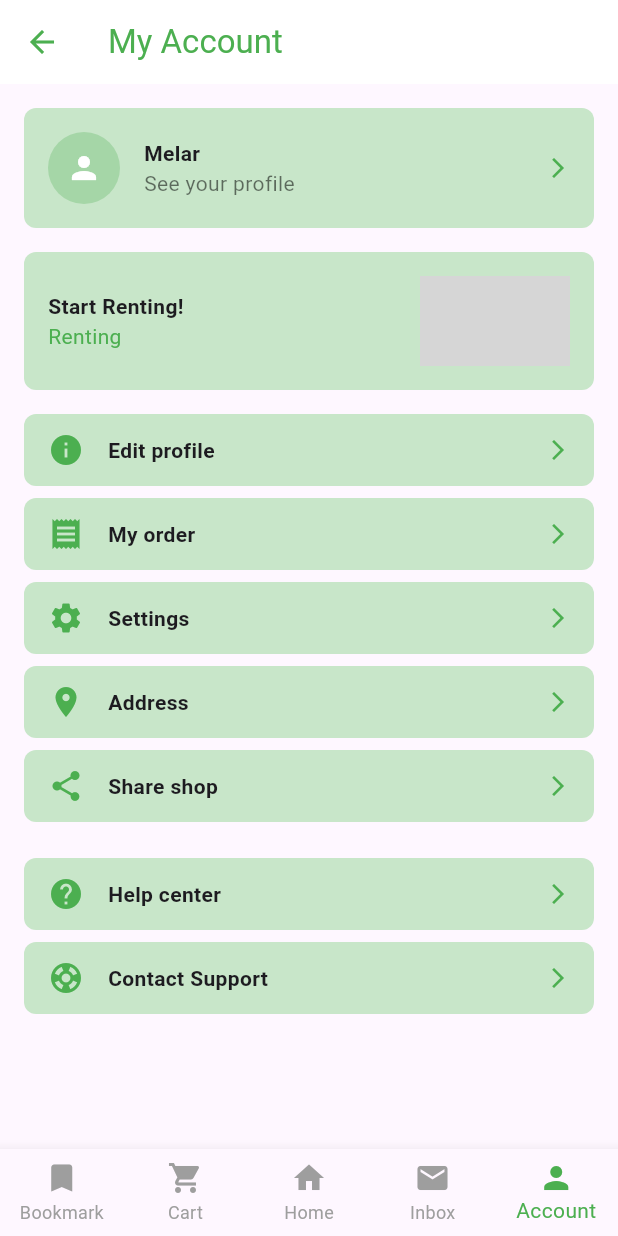
After one commit to muhamadazz/MelarFrontend, a Flutter app: the AccountPage screen opened directly, on a phone screen of 412 x 824 dp. The commit adds this screen. Run offline on Flutter 3.47's test engine with Material 3 defaults, Android fonts, the light colour scheme and no system bars; grey boxes are pictures that could not be loaded.

Commit message:
tambah account page

```diff
--- /dev/null
+++ b/lib/main_app/account_page.dart
@@ -0,0 +1,195 @@
+import 'package:flutter/material.dart';
+import 'bookmark_page.dart';
+import 'cart_page.dart';
+import 'home_page.dart';
+import 'notification_page.dart';
+
+class AccountPage extends StatelessWidget {
+  const AccountPage({Key? key}) : super(key: key);
+
+  @override
+  Widget build(BuildContext context) {
+    return Scaffold(
+      appBar: AppBar(
+        title: const Text('My Account', style: TextStyle(color: Colors.green)),
+        backgroundColor: Colors.white,
+        elevation: 0,
+        leading: IconButton(
+          icon: const Icon(Icons.arrow_back, color: Colors.green),
+          onPressed: () {
+            Navigator.pushReplacement(
+              context,
+              MaterialPageRoute(builder: (context) => const HomePage()),
+            );
+          },
+        ),
+      ),
+      body: SingleChildScrollView(
+        child: Padding(
+          padding: const EdgeInsets.all(16.0),
+          child: Column(
+            crossAxisAlignment: CrossAxisAlignment.start,
+            children: [
+              _buildProfileCard(context),
+              const SizedBox(height: 16),
+              _buildRentingSection(context),
+              const SizedBox(height: 16),
+              _buildMenuOptions(context),
+              const SizedBox(height: 16),
+              _buildSupportOptions(context),
+            ],
+          ),
+        ),
+      ),
+      bottomNavigationBar: BottomNavigationBar(
+        currentIndex: 4, // Index untuk halaman Account
+        selectedItemColor: Colors.green,
+        unselectedItemColor: Colors.grey,
+        type: BottomNavigationBarType.fixed,
+        onTap: (index) {
+          if (index == 0) {
+            Navigator.pushReplacement(
+              context,
+              MaterialPageRoute(builder: (context) => const BookmarkPage()),
+            );
+          } else if (index == 1) {
+            Navigator.pushReplacement(
+              context,
+              MaterialPageRoute(builder: (context) => const CartPage()),
+            );
+          } else if (index == 2) {
+            Navigator.pushReplacement(
+              context,
+              MaterialPageRoute(builder: (context) => const HomePage()),
+            );
+          } else if (index == 3) {
+            Navigator.pushReplacement(
+                context,
+                MaterialPageRoute(builder: (context) => const NotificationPage()),
+            );
+          } else if (index == 4) {
+            // Tetap di halaman Account
+          }
+        },
+        items: const [
+          BottomNavigationBarItem(icon: Icon(Icons.bookmark), label: 'Bookmark'),
+          BottomNavigationBarItem(icon: Icon(Icons.shopping_cart), label: 'Cart'),
+          BottomNavigationBarItem(icon: Icon(Icons.home), label: 'Home'),
+          BottomNavigationBarItem(icon: Icon(Icons.mail), label: 'Inbox'),
+          BottomNavigationBarItem(icon: Icon(Icons.person), label: 'Account'),
+        ],
+      ),
+    );
+  }
+
+  Widget _buildProfileCard(BuildContext context) {
+    return Container(
+      padding: const EdgeInsets.all(16.0),
+      decoration: BoxDecoration(
+        color: Colors.green.shade100,
+        borderRadius: BorderRadius.circular(8.0),
+      ),
+      child: Row(
+        mainAxisAlignment: MainAxisAlignment.spaceBetween,
+        children: [
+          Row(
+            children: [
+              CircleAvatar(
+                radius: 24,
+                backgroundColor: Colors.green.shade200,
+                child: const Icon(Icons.person, color: Colors.white),
+              ),
+              const SizedBox(width: 16),
+              Column(
+                crossAxisAlignment: CrossAxisAlignment.start,
+                children: const [
+                  Text('Melar', style: TextStyle(fontWeight: FontWeight.bold)),
+                  Text('See your profile', style: TextStyle(color: Colors.black54)),
+                ],
+              ),
+            ],
+          ),
+          const Icon(Icons.arrow_forward_ios, size: 16, color: Colors.green),
+        ],
+      ),
+    );
+  }
+
+  Widget _buildRentingSection(BuildContext context) {
+    return Container(
+      padding: const EdgeInsets.all(16.0),
+      decoration: BoxDecoration(
+        color: Colors.green.shade100,
+        borderRadius: BorderRadius.circular(8.0),
+      ),
+      child: Row(
+        mainAxisAlignment: MainAxisAlignment.spaceBetween,
+        children: [
+          Column(
+            crossAxisAlignment: CrossAxisAlignment.start,
+            children: const [
+              Text('Start Renting!', style: TextStyle(fontWeight: FontWeight.bold)),
+              Text('Renting', style: TextStyle(color: Colors.green)),
+            ],
+          ),
+          Container(
+            height: 60,
+            width: 100,
+            decoration: BoxDecoration(
+              borderRadius: BorderRadius.circular(8.0),
+              image: const DecorationImage(
+                image: AssetImage('assets/camping.jpg'), // Replace with actual image path
+                fit: BoxFit.cover,
+              ),
+            ),
+          ),
+        ],
+      ),
+    );
+  }
+
+  Widget _buildMenuOptions(BuildContext context) {
+    return Column(
+      children: [
+        _buildMenuItem('Edit profile', Icons.info),
+        _buildMenuItem('My order', Icons.receipt),
+        _buildMenuItem('Settings', Icons.settings),
+        _buildMenuItem('Address', Icons.location_on),
+        _buildMenuItem('Share shop', Icons.share),
+      ],
+    );
+  }
+
+  Widget _buildSupportOptions(BuildContext context) {
+    return Column(
+      children: [
+        _buildMenuItem('Help center', Icons.help),
+        _buildMenuItem('Contact Support', Icons.support),
+      ],
+    );
+  }
+
+  Widget _buildMenuItem(String title, IconData icon) {
+    return Container(
+      margin: const EdgeInsets.only(bottom: 8.0),
+      padding: const EdgeInsets.symmetric(vertical: 12.0, horizontal: 16.0),
+      decoration: BoxDecoration(
+        color: Colors.green.shade100,
+        borderRadius: BorderRadius.circular(8.0),
+      ),
+      child: Row(
+        mainAxisAlignment: MainAxisAlignment.spaceBetween,
+        children: [
+          Row(
+            children: [
+              Icon(icon, color: Colors.green),
+              const SizedBox(width: 16),
+              Text(title, style: const TextStyle(fontWeight: FontWeight.bold)),
+            ],
+          ),
+          const Icon(Icons.arrow_forward_ios, size: 16, color: Colors.green),
+        ],
+      ),
+    );
+  }
+}
--- a/lib/main_app/bookmark_page.dart
+++ b/lib/main_app/bookmark_page.dart
@@ -2,6 +2,7 @@ import 'package:flutter/material.dart';
 import 'cart_page.dart';
 import 'home_page.dart';
 import 'notification_page.dart';
+import 'account_page.dart';
 
 class BookmarkPage extends StatelessWidget {
   const BookmarkPage({Key? key}) : super(key: key);
@@ -171,6 +172,12 @@ class BookmarkPage extends StatelessWidget {
                 MaterialPageRoute(builder: (context) => const NotificationPage()),
               );
               break;
+            case 4:
+              Navigator.pushReplacement(
+                context,
+                MaterialPageRoute(builder: (context) => const AccountPage()),
+              );
+              break;
             default:
               // Halaman lain seperti Notification atau Account dapat ditambahkan di sini
               break;
--- a/lib/main_app/cart_page.dart
+++ b/lib/main_app/cart_page.dart
@@ -1,4 +1,5 @@
 import 'package:flutter/material.dart';
+import 'package:melar/main_app/account_page.dart';
 import 'bookmark_page.dart';
 import 'home_page.dart';
 import 'notification_page.dart';
@@ -56,6 +57,11 @@ class CartPage extends StatelessWidget {
               context,
               MaterialPageRoute(builder: (context) => const NotificationPage()),
             );
+          } else if(index == 4){
+            Navigator.pushReplacement(
+              context,
+              MaterialPageRoute(builder: (context) => const AccountPage()),
+            );
           }
         },
         items: const [
--- a/lib/main_app/home_page.dart
+++ b/lib/main_app/home_page.dart
@@ -1,4 +1,5 @@
 import 'package:flutter/material.dart';
+import 'package:melar/main_app/account_page.dart';
 import 'cart_page.dart';
 import 'bookmark_page.dart';
 import 'notification_page.dart';
@@ -181,6 +182,12 @@ class HomePage extends StatelessWidget {
                 MaterialPageRoute(builder: (context) => const NotificationPage()),
               );
               break;
+            case 4:
+              Navigator.pushReplacement(
+                context,
+                MaterialPageRoute(builder: (context) => const AccountPage()),
+              );
+              break;
             default:
               // Halaman lain seperti Notification atau Account dapat ditambahkan di sini
               break;
--- a/lib/main_app/notification_page.dart
+++ b/lib/main_app/notification_page.dart
@@ -1,4 +1,5 @@
 import 'package:flutter/material.dart';
+import 'account_page.dart';
 import 'bookmark_page.dart';
 import 'cart_page.dart';
 import 'home_page.dart';
@@ -102,7 +103,10 @@ class NotificationPage extends StatelessWidget {
             } else if (index == 3) {
               // Tetap di halaman Notification
             } else if (index == 4) {
-              // Arahkan ke halaman Account (implementasi jika ada)
+              Navigator.pushReplacement(
+                context,
+                MaterialPageRoute(builder: (context) => const AccountPage()),
+              );
             }
           },
           items: const [
```
